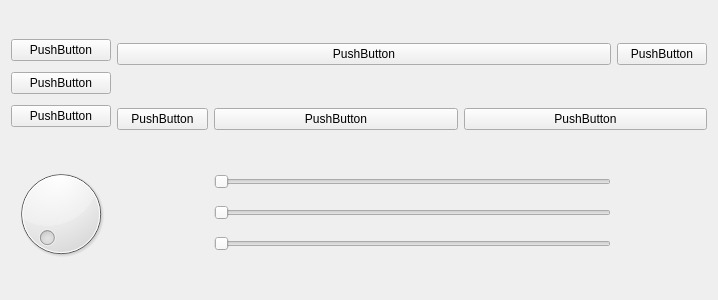
Qt form server/test_ui/ultimate_test.ui (rmatsuda21/VizUI) before a commit.
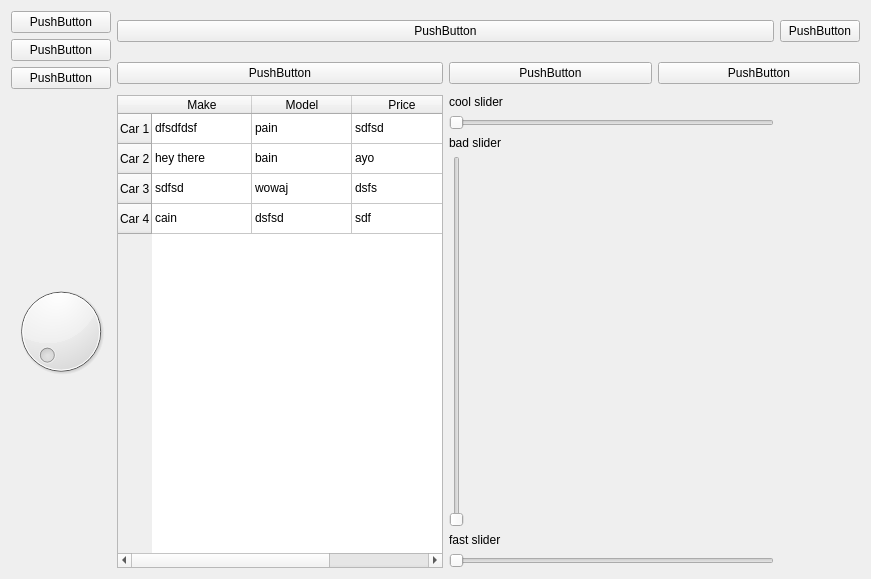
The same form after that commit.

```diff
--- a/server/test_ui/ultimate_test.ui
+++ b/server/test_ui/ultimate_test.ui
@@ -6,8 +6,8 @@
    <rect>
     <x>0</x>
     <y>0</y>
-    <width>718</width>
-    <height>300</height>
+    <width>871</width>
+    <height>579</height>
    </rect>
   </property>
   <property name="windowTitle">
@@ -84,20 +84,114 @@
       <widget class="QDial" name="dial"/>
      </item>
      <item row="2" column="1">
-      <layout class="QVBoxLayout" name="verticalLayout_2"/>
+      <layout class="QVBoxLayout" name="verticalLayout_2">
+       <item>
+        <widget class="QTableWidget" name="tableWidget">
+         <row>
+          <property name="text">
+           <string>Car 1</string>
+          </property>
+         </row>
+         <row>
+          <property name="text">
+           <string>Car 2</string>
+          </property>
+         </row>
+         <row>
+          <property name="text">
+           <string>Car 3</string>
+          </property>
+         </row>
+         <row>
+          <property name="text">
+           <string>Car 4</string>
+          </property>
+         </row>
+         <column>
+          <property name="text">
+           <string>Make</string>
+          </property>
+         </column>
+         <column>
+          <property name="text">
+           <string>Model</string>
+          </property>
+         </column>
+         <column>
+          <property name="text">
+           <string>Price</string>
+          </property>
+         </column>
+         <item row="0" column="0">
+          <property name="text">
+           <string>dfsdfdsf</string>
+          </property>
+         </item>
+         <item row="0" column="1">
+          <property name="text">
+           <string>pain</string>
+          </property>
+         </item>
+         <item row="0" column="2">
+          <property name="text">
+           <string>sdfsd</string>
+          </property>
+         </item>
+         <item row="1" column="0">
+          <property name="text">
+           <string>hey there</string>
+          </property>
+         </item>
+         <item row="1" column="1">
+          <property name="text">
+           <string>bain</string>
+          </property>
+         </item>
+         <item row="1" column="2">
+          <property name="text">
+           <string>ayo</string>
+          </property>
+         </item>
+         <item row="2" column="0">
+          <property name="text">
+           <string>sdfsd</string>
+          </property>
+         </item>
+         <item row="2" column="1">
+          <property name="text">
+           <string>wowaj </string>
+          </property>
+         </item>
+         <item row="2" column="2">
+          <property name="text">
+           <string>dsfs</string>
+          </property>
+         </item>
+         <item row="3" column="0">
+          <property name="text">
+           <string>cain</string>
+          </property>
+         </item>
+         <item row="3" column="1">
+          <property name="text">
+           <string>dsfsd</string>
+          </property>
+         </item>
+         <item row="3" column="2">
+          <property name="text">
+           <string>sdf</string>
+          </property>
+         </item>
+        </widget>
+       </item>
+      </layout>
      </item>
      <item row="2" column="2">
       <layout class="QVBoxLayout" name="verticalLayout_3">
        <item>
-        <widget class="QSlider" name="horizontalSlider">
-         <property name="maximumSize">
-          <size>
-           <width>397</width>
-           <height>16777215</height>
-          </size>
-         </property>
-         <property name="orientation">
-          <enum>Qt::Horizontal</enum>
+        <widget class="QLabel" name="label">
+         <property name="text">
+          <string>cool slider</string>
          </property>
         </widget>
        </item>
@@ -114,6 +208,27 @@
          </property>
         </widget>
        </item>
+       <item>
+        <widget class="QLabel" name="label_2">
+         <property name="text">
+          <string>bad slider</string>
+         </property>
+        </widget>
+       </item>
+       <item>
+        <widget class="QSlider" name="verticalSlider">
+         <property name="orientation">
+          <enum>Qt::Vertical</enum>
+         </property>
+        </widget>
+       </item>
+       <item>
+        <widget class="QLabel" name="label_3">
+         <property name="text">
+          <string>fast slider</string>
+         </property>
+        </widget>
+       </item>
        <item>
         <widget class="QSlider" name="horizontalSlider_2">
          <property name="maximumSize">
```
Left out of the diff: 3 changed lines with no effect on the pictures.
